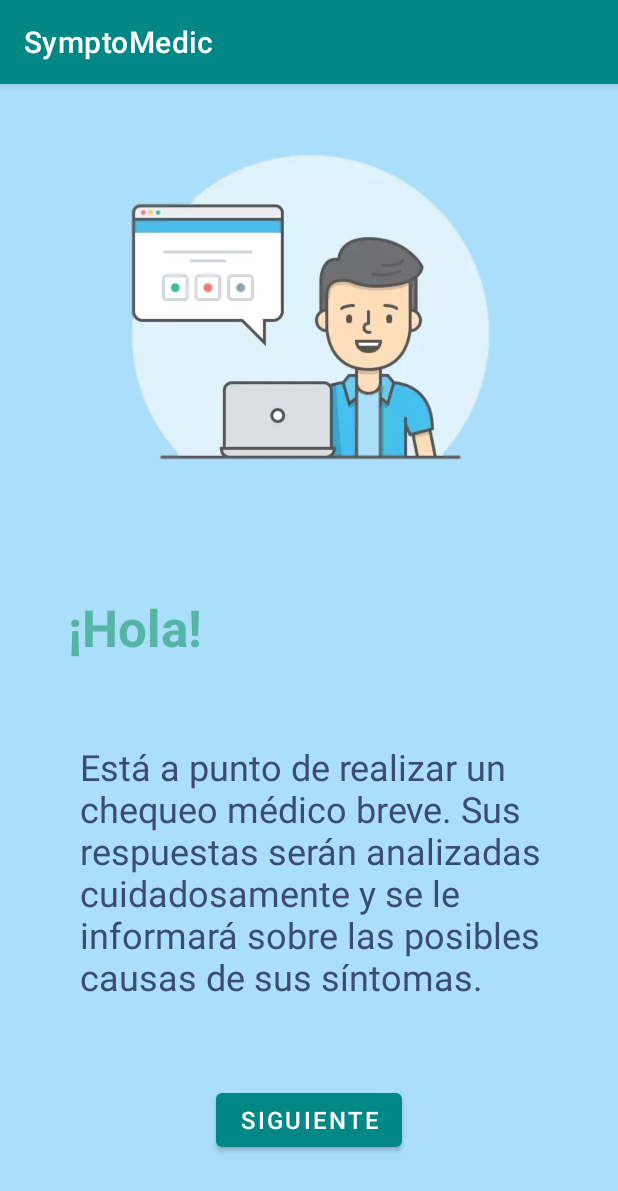
After one commit to BiancaRomeroG/proyecto-medico-ed2, an Android app: the BienvenidaActivity screen opened directly, with no data from a screen before it, on a phone screen of 412 x 824 dp. The commit adds this screen. Shown: the top 1191 px of the screen. Run offline under Robolectric (Android 15) with nearby library versions, the phone set to English and light mode, and no system bars.

Commit message:
pantalla bienvenida creada

```diff
--- a/app/src/main/AndroidManifest.xml
+++ b/app/src/main/AndroidManifest.xml
@@ -10,6 +10,9 @@
         android:supportsRtl="true"
         android:theme="@style/Theme.AppEnfermedades">
         <activity
+            android:name=".BienvenidaActivity"
+            android:exported="false" />
+        <activity
             android:name=".MainActivity"
             android:exported="true">
             <intent-filter>
--- /dev/null
+++ b/app/src/main/java/com/example/appenfermedades/BienvenidaActivity.java
@@ -0,0 +1,14 @@
+package com.example.appenfermedades;
+
+import androidx.appcompat.app.AppCompatActivity;
+
+import android.os.Bundle;
+
+public class BienvenidaActivity extends AppCompatActivity {
+
+    @Override
+    protected void onCreate(Bundle savedInstanceState) {
+        super.onCreate(savedInstanceState);
+        setContentView(R.layout.activity_bienvenida);
+    }
+}
--- a/app/src/main/java/com/example/appenfermedades/MainActivity.java
+++ b/app/src/main/java/com/example/appenfermedades/MainActivity.java
@@ -2,13 +2,23 @@ package com.example.appenfermedades;
 
 import androidx.appcompat.app.AppCompatActivity;
 
+import android.content.Intent;
 import android.os.Bundle;
+import android.view.View;
+import android.widget.Button;
 
 public class MainActivity extends AppCompatActivity {
 
+    Button btnSiguiente;
     @Override
     protected void onCreate(Bundle savedInstanceState) {
         super.onCreate(savedInstanceState);
         setContentView(R.layout.activity_main);
+        btnSiguiente = findViewById(R.id.btnMain);
+        btnSiguiente.setOnClickListener(view -> SiguientePantalla());
+    }
+    public void SiguientePantalla() {
+        Intent intent = new Intent(this, BienvenidaActivity.class);
+        startActivity(intent);
     }
 }
--- /dev/null
+++ b/app/src/main/res/layout/activity_bienvenida.xml
@@ -0,0 +1,68 @@
+<?xml version="1.0" encoding="utf-8"?>
+<androidx.constraintlayout.widget.ConstraintLayout xmlns:android="http://schemas.android.com/apk/res/android"
+    xmlns:app="http://schemas.android.com/apk/res-auto"
+    xmlns:tools="http://schemas.android.com/tools"
+    android:layout_width="match_parent"
+    android:layout_height="match_parent"
+    android:background="#ABDEFA"
+    tools:context=".BienvenidaActivity">
+
+    <ImageView
+        android:id="@+id/imgViewBienvenida"
+        android:contentDescription="@string/description"
+        android:layout_width="443dp"
+        android:layout_height="297dp"
+        app:layout_constraintBottom_toBottomOf="parent"
+        app:layout_constraintEnd_toEndOf="parent"
+        app:layout_constraintStart_toStartOf="parent"
+        app:layout_constraintTop_toTopOf="parent"
+        app:layout_constraintVertical_bias="0.0"
+        app:srcCompat="@drawable/bienvenida" />
+
+    <TextView
+        android:id="@+id/txtViewTituloBienvenida"
+        android:layout_width="wrap_content"
+        android:layout_height="wrap_content"
+        android:text="@string/bienvenidaTitulo"
+        android:textColor="#54B5A6"
+        android:textSize="34sp"
+        android:textStyle="bold"
+        app:layout_constraintBottom_toBottomOf="parent"
+        app:layout_constraintEnd_toEndOf="parent"
+        app:layout_constraintHorizontal_bias="0.14"
+        app:layout_constraintStart_toStartOf="parent"
+        app:layout_constraintTop_toTopOf="parent"
+        app:layout_constraintVertical_bias="0.47"
+        tools:ignore="TextContrastCheck" />
+
+    <TextView
+        android:id="@+id/txtViewContenidoBienvenida"
+        android:layout_width="320dp"
+        android:layout_height="194dp"
+        android:layout_marginStart="65dp"
+        android:layout_marginEnd="64dp"
+        android:text="@string/descripcionBienvenida"
+        android:textColor="#3B4B74"
+        android:textSize="24sp"
+        app:layout_constraintBottom_toBottomOf="parent"
+        app:layout_constraintEnd_toEndOf="parent"
+        app:layout_constraintHorizontal_bias="0.333"
+        app:layout_constraintStart_toStartOf="parent"
+        app:layout_constraintTop_toTopOf="parent"
+        app:layout_constraintVertical_bias="0.764" />
+
+    <Button
+        android:id="@+id/btnSiguienteBienvenida"
+        android:layout_width="wrap_content"
+        android:layout_height="wrap_content"
+        android:text="@string/btnSiguiente"
+        android:textSize="16sp"
+        app:layout_constraintBottom_toBottomOf="parent"
+        app:layout_constraintEnd_toEndOf="parent"
+        app:layout_constraintHorizontal_bias="0.501"
+        app:layout_constraintStart_toStartOf="parent"
+        app:layout_constraintTop_toTopOf="parent"
+        app:layout_constraintVertical_bias="0.926"
+        tools:ignore="TextContrastCheck" />
+
+</androidx.constraintlayout.widget.ConstraintLayout>
--- a/app/src/main/res/layout/activity_main.xml
+++ b/app/src/main/res/layout/activity_main.xml
@@ -71,7 +71,7 @@
         tools:ignore="TextContrastCheck" />
 
     <Button
-        android:id="@+id/button"
+        android:id="@+id/btnMain"
         style="@style/Widget.AppCompat.Button.Colored"
         android:layout_width="wrap_content"
         android:layout_height="wrap_content"
--- a/app/src/main/res/values/strings.xml
+++ b/app/src/main/res/values/strings.xml
@@ -4,4 +4,8 @@
     <string name="tituloPrincipal">¿Qué le preocupa hoy de su salud?</string>
     <string name="descripcionPrincipal">Controle sus síntomas y averigüe qué podría estar causándolos.</string>
     <string name="btnPrincipal">Comienza el chequeo</string>
+
+    <string name="bienvenidaTitulo">¡Hola!</string>
+    <string name="descripcionBienvenida">Está a punto de realizar un chequeo médico breve. Sus respuestas serán analizadas cuidadosamente y se le informará sobre las posibles causas de sus síntomas.</string>
+    <string name="btnSiguiente">Siguiente</string>
 </resources>
```
Also changed, not shown: app/src/main/res/drawable/bienvenida.webp (added).
